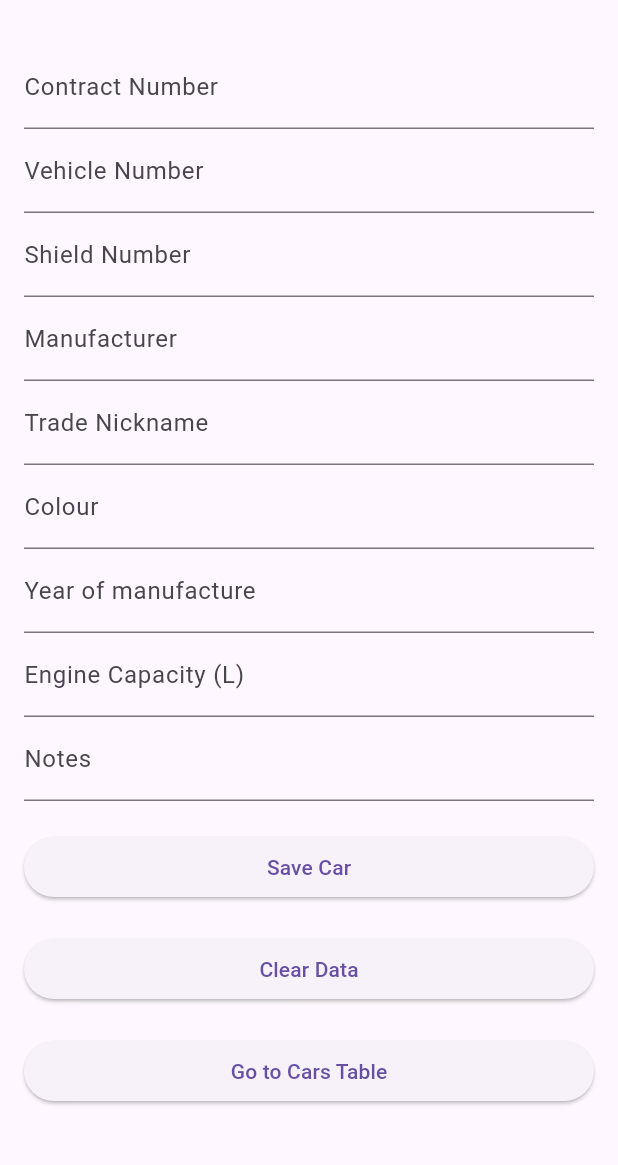
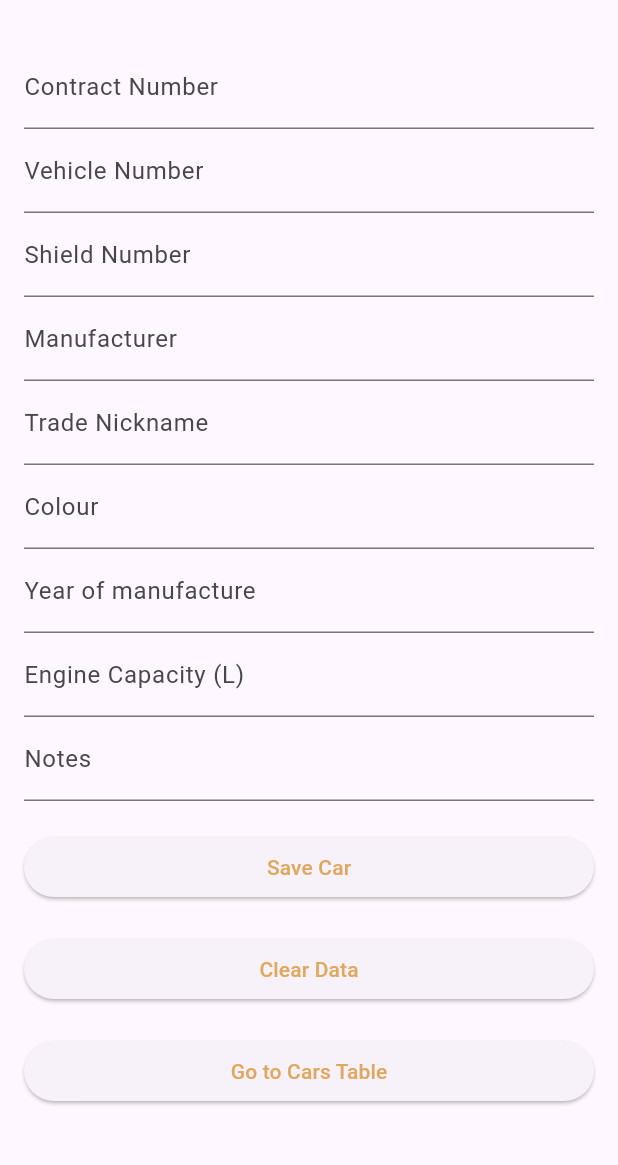
Before and after one commit to hasanqrq/cars_manager, a Flutter app: the screen it shows after launch, after a tap on "Go to Car Form", on a phone screen of 412 x 824 dp, the part 63-1228 px from its top. Run offline on Flutter 3.47's test engine with Material 3 defaults, Android fonts, the light colour scheme and no system bars; our stand-ins replace cloud_firestore, file_picker, firebase_core; accounts and stored records are empty.

Commit message:
style adds

```diff
--- a/lib/car_form.dart
+++ b/lib/car_form.dart
@@ -168,12 +168,22 @@ class CarFormState extends State<CarForm> {
               const SizedBox(height: 20),
               ElevatedButton(
                 onPressed: _saveCar,
-                child: const Text('Save Car'),
+                child: const Text(
+                  'Save Car',
+                  style: TextStyle(
+                    color: Color(0xffE0A75E),
+                  ),
+                ),
               ),
               const SizedBox(height: 20),
               ElevatedButton(
                 onPressed: _clearFields,
-                child: const Text('Clear Data'),
+                child: const Text(
+                  'Clear Data',
+                  style: TextStyle(
+                    color: Color(0xffE0A75E),
+                  ),
+                ),
               ),
               const SizedBox(height: 20),
               ElevatedButton(
@@ -183,7 +193,12 @@ class CarFormState extends State<CarForm> {
                     MaterialPageRoute(builder: (context) => const CarsTable()),
                   );
                 },
-                child: const Text('Go to Cars Table'),
+                child: const Text(
+                  'Go to Cars Table',
+                  style: TextStyle(
+                    color: Color(0xffE0A75E),
+                  ),
+                ),
               ),
             ],
           ),
--- a/lib/cars_table.dart
+++ b/lib/cars_table.dart
@@ -74,6 +74,11 @@ class CarsTableState extends State<CarsTable> {
       appBar: AppBar(
         title: const Text(
           'Stored Cars',
+          style: TextStyle(
+            fontSize: 26,
+            fontWeight: FontWeight.bold,
+            color: Color(0xff973131),
+          ),
         ),
       ),
       body: Column(
--- a/lib/main.dart
+++ b/lib/main.dart
@@ -72,7 +72,12 @@ class WelcomeScreenState extends State<WelcomeScreen> {
                   MaterialPageRoute(builder: (context) => const CarForm()),
                 );
               },
-              child: const Text('Go to Car Form'),
+              child: const Text(
+                'Go to Car Form',
+                style: TextStyle(
+                  color: Color(0xffE0A75E),
+                ),
+              ),
             ),
             const SizedBox(height: 16),
             ElevatedButton(
@@ -82,17 +87,32 @@ class WelcomeScreenState extends State<WelcomeScreen> {
                   MaterialPageRoute(builder: (context) => const CarsTable()),
                 );
               },
-              child: const Text('Go to Car Table'),
+              child: const Text(
+                'Go to Car Table',
+                style: TextStyle(
+                  color: Color(0xffE0A75E),
+                ),
+              ),
             ),
             const SizedBox(height: 16),
             ElevatedButton(
               onPressed: () => _exportDatabase(),
-              child: const Text('Export Database'),
+              child: const Text(
+                'Export Database',
+                style: TextStyle(
+                  color: Color(0xffE0A75E),
+                ),
+              ),
             ),
             const SizedBox(height: 16),
             ElevatedButton(
               onPressed: () => _importDatabase(),
-              child: const Text('Import Database'),
+              child: const Text(
+                'Import Database',
+                style: TextStyle(
+                  color: Color(0xffE0A75E),
+                ),
+              ),
             ),
           ],
         ),
```
